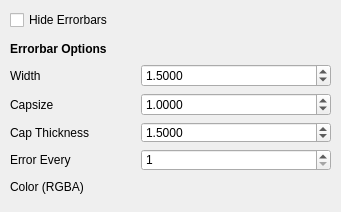
Before: the Qt Designer form qt/python/mantidqt/widgets/plotconfigdialog/curvestabwidget/errorbarstabwidget/curves_tab_errorbars_tab.ui in mantidproject/mantid, drawn with Qt 5.
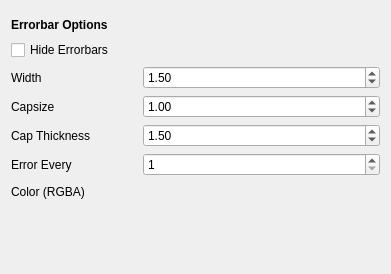
After: the same form once the commit is applied.

The edit to the form file:
```diff
--- a/qt/python/mantidqt/widgets/plotconfigdialog/curvestabwidget/errorbarstabwidget/curves_tab_errorbars_tab.ui
+++ b/qt/python/mantidqt/widgets/plotconfigdialog/curvestabwidget/errorbarstabwidget/curves_tab_errorbars_tab.ui
@@ -6,8 +6,8 @@
    <rect>
     <x>0</x>
     <y>0</y>
-    <width>341</width>
-    <height>212</height>
+    <width>391</width>
+    <height>274</height>
    </rect>
   </property>
   <property name="sizePolicy">
@@ -19,66 +19,164 @@
   <property name="windowTitle">
    <string>Form</string>
   </property>
-  <widget class="QCheckBox" name="hide_errorbars_tickbox">
-   <property name="geometry">
-    <rect>
-     <x>10</x>
-     <y>10</y>
-     <width>131</width>
-     <height>20</height>
-    </rect>
-   </property>
-   <property name="text">
-    <string>Hide Errorbars</string>
-   </property>
-  </widget>
-  <widget class="QWidget" name="layoutWidget_4">
-   <property name="geometry">
-    <rect>
-     <x>10</x>
-     <y>40</y>
-     <width>321</width>
-     <height>157</height>
-    </rect>
-   </property>
+  <layout class="QGridLayout" name="gridLayout">
+   <item row="2" column="0">
    <layout class="QGridLayout" name="layout">
     <property name="sizeConstraint">
      <enum>QLayout::SetMinimumSize</enum>
     </property>
-    <item row="2" column="0">
+     <property name="topMargin">
+      <number>5</number>
+     </property>
+     <item row="3" column="0">
      <widget class="QLabel" name="draw_style_label_3">
       <property name="text">
        <string>Capsize</string>
       </property>
      </widget>
     </item>
-    <item row="3" column="0">
+     <item row="2" column="2">
+      <widget class="QDoubleSpinBox" name="width_spin_box">
+       <property name="sizePolicy">
+        <sizepolicy hsizetype="Minimum" vsizetype="Expanding">
+         <horstretch>190</horstretch>
+         <verstretch>20</verstretch>
+        </sizepolicy>
+       </property>
+       <property name="minimumSize">
+        <size>
+         <width>190</width>
+         <height>20</height>
+        </size>
+       </property>
+       <property name="decimals">
+        <number>2</number>
+       </property>
+       <property name="value">
+        <double>1.500000000000000</double>
+       </property>
+      </widget>
+     </item>
+     <item row="4" column="2">
+      <widget class="QDoubleSpinBox" name="cap_thickness_spin_box">
+       <property name="sizePolicy">
+        <sizepolicy hsizetype="Minimum" vsizetype="Expanding">
+         <horstretch>0</horstretch>
+         <verstretch>0</verstretch>
+        </sizepolicy>
+       </property>
+       <property name="minimumSize">
+        <size>
+         <width>190</width>
+         <height>20</height>
+        </size>
+       </property>
+       <property name="decimals">
+        <number>2</number>
+       </property>
+       <property name="value">
+        <double>1.500000000000000</double>
+       </property>
+      </widget>
+     </item>
+     <item row="4" column="0">
      <widget class="QLabel" name="width_label_3">
       <property name="text">
        <string>Cap Thickness</string>
       </property>
      </widget>
     </item>
-    <item row="5" column="1">
-     <spacer name="horizontalSpacer_21">
-      <property name="orientation">
-       <enum>Qt::Horizontal</enum>
-      </property>
-      <property name="sizeHint" stdset="0">
-       <size>
-        <width>40</width>
-        <height>20</height>
-       </size>
-      </property>
-     </spacer>
-    </item>
-    <item row="5" column="0">
+     <item row="6" column="0">
      <widget class="QLabel" name="color_label_3">
       <property name="text">
        <string>Color (RGBA)</string>
       </property>
      </widget>
     </item>
+     <item row="2" column="1">
+      <spacer name="horizontalSpacer_18">
+       <property name="orientation">
+        <enum>Qt::Horizontal</enum>
+       </property>
+       <property name="sizeHint" stdset="0">
+        <size>
+         <width>40</width>
+         <height>20</height>
+        </size>
+       </property>
+      </spacer>
+     </item>
+     <item row="2" column="0">
+      <widget class="QLabel" name="line_style_label_3">
+       <property name="sizePolicy">
+        <sizepolicy hsizetype="Fixed" vsizetype="Preferred">
+         <horstretch>0</horstretch>
+         <verstretch>0</verstretch>
+        </sizepolicy>
+       </property>
+       <property name="text">
+        <string>Width</string>
+       </property>
+      </widget>
+     </item>
+     <item row="4" column="1">
+      <spacer name="horizontalSpacer_20">
+       <property name="orientation">
+        <enum>Qt::Horizontal</enum>
+       </property>
+       <property name="sizeHint" stdset="0">
+        <size>
+         <width>40</width>
+         <height>20</height>
+        </size>
+       </property>
+      </spacer>
+     </item>
+     <item row="3" column="1">
+      <spacer name="horizontalSpacer_19">
+       <property name="orientation">
+        <enum>Qt::Horizontal</enum>
+       </property>
+       <property name="sizeHint" stdset="0">
+        <size>
+         <width>40</width>
+         <height>20</height>
+        </size>
+       </property>
+      </spacer>
+     </item>
+     <item row="5" column="2">
+      <widget class="QSpinBox" name="error_every_spin_box">
+       <property name="sizePolicy">
+        <sizepolicy hsizetype="Minimum" vsizetype="Expanding">
+         <horstretch>0</horstretch>
+         <verstretch>0</verstretch>
+        </sizepolicy>
+       </property>
+       <property name="minimumSize">
+        <size>
+         <width>190</width>
+         <height>20</height>
+        </size>
+       </property>
+       <property name="minimum">
+        <number>1</number>
+       </property>
+      </widget>
+     </item>
+     <item row="6" column="1">
+      <spacer name="horizontalSpacer_21">
+       <property name="orientation">
+        <enum>Qt::Horizontal</enum>
+       </property>
+       <property name="sizeHint" stdset="0">
+        <size>
+         <width>40</width>
+         <height>20</height>
+        </size>
+       </property>
+      </spacer>
+     </item>
     <item row="0" column="0" colspan="2">
      <widget class="QLabel" name="errorbar_options_label">
       <property name="minimumSize">
@@ -89,6 +187,7 @@
       </property>
       <property name="font">
        <font>
+         <pointsize>9</pointsize>
         <weight>75</weight>
         <bold>true</bold>
        </font>
@@ -98,119 +197,74 @@
       </property>
      </widget>
     </item>
-    <item row="2" column="1">
-     <spacer name="horizontalSpacer_19">
-      <property name="orientation">
-       <enum>Qt::Horizontal</enum>
-      </property>
-      <property name="sizeHint" stdset="0">
-       <size>
-        <width>40</width>
-        <height>20</height>
-       </size>
-      </property>
-     </spacer>
-    </item>
-    <item row="3" column="1">
-     <spacer name="horizontalSpacer_20">
-      <property name="orientation">
-       <enum>Qt::Horizontal</enum>
-      </property>
-      <property name="sizeHint" stdset="0">
-       <size>
-        <width>40</width>
-        <height>20</height>
-       </size>
-      </property>
-     </spacer>
-    </item>
-    <item row="1" column="1">
-     <spacer name="horizontalSpacer_18">
-      <property name="orientation">
-       <enum>Qt::Horizontal</enum>
-      </property>
-      <property name="sizeHint" stdset="0">
-       <size>
-        <width>40</width>
-        <height>20</height>
-       </size>
-      </property>
-     </spacer>
-    </item>
-    <item row="1" column="0">
-     <widget class="QLabel" name="line_style_label_3">
-      <property name="sizePolicy">
-       <sizepolicy hsizetype="Fixed" vsizetype="Preferred">
-        <horstretch>0</horstretch>
-        <verstretch>0</verstretch>
-       </sizepolicy>
-      </property>
-      <property name="text">
-       <string>Width</string>
-      </property>
-     </widget>
-    </item>
-    <item row="4" column="0">
+     <item row="5" column="0">
      <widget class="QLabel" name="label_3">
       <property name="text">
        <string>Error Every</string>
       </property>
      </widget>
     </item>
-    <item row="1" column="2">
-     <widget class="QDoubleSpinBox" name="width_spin_box">
-      <property name="decimals">
-       <number>4</number>
-      </property>
-      <property name="value">
-       <double>1.500000000000000</double>
-      </property>
-     </widget>
-    </item>
-    <item row="2" column="2">
+     <item row="3" column="2">
      <widget class="QDoubleSpinBox" name="capsize_spin_box">
+       <property name="sizePolicy">
+        <sizepolicy hsizetype="Minimum" vsizetype="Expanding">
+         <horstretch>0</horstretch>
+         <verstretch>0</verstretch>
+        </sizepolicy>
+       </property>
+       <property name="minimumSize">
+        <size>
+         <width>190</width>
+         <height>20</height>
+        </size>
+       </property>
       <property name="decimals">
-       <number>4</number>
+        <number>2</number>
       </property>
       <property name="value">
        <double>1.000000000000000</double>
       </property>
      </widget>
     </item>
-    <item row="3" column="2">
-     <widget class="QDoubleSpinBox" name="cap_thickness_spin_box">
+     <item row="6" column="2">
+      <widget class="QWidget" name="color_dummy_widget" native="true">
+       <property name="sizePolicy">
+        <sizepolicy hsizetype="Minimum" vsizetype="Expanding">
+         <horstretch>0</horstretch>
+         <verstretch>0</verstretch>
+        </sizepolicy>
+       </property>
       <property name="minimumSize">
        <size>
         <width>190</width>
         <height>20</height>
        </size>
       </property>
-      <property name="decimals">
-       <number>4</number>
-      </property>
-      <property name="value">
-       <double>1.500000000000000</double>
-      </property>
-     </widget>
-    </item>
-    <item row="4" column="2">
-     <widget class="QSpinBox" name="error_every_spin_box">
-      <property name="minimumSize">
+      </widget>
+     </item>
+     <item row="1" column="0" colspan="2">
+      <widget class="QCheckBox" name="hide_errorbars_tickbox">
+       <property name="text">
+        <string>Hide Errorbars</string>
+       </property>
+      </widget>
+     </item>
+    </layout>
+   </item>
+   <item row="3" column="0">
+    <spacer name="verticalSpacer_2">
+     <property name="orientation">
+      <enum>Qt::Vertical</enum>
+     </property>
+     <property name="sizeHint" stdset="0">
        <size>
-        <width>190</width>
-        <height>20</height>
-       </size>
-      </property>
-      <property name="minimum">
-       <number>1</number>
-      </property>
-     </widget>
-    </item>
-    <item row="5" column="2">
-     <widget class="QWidget" name="color_dummy_widget" native="true"/>
-    </item>
-   </layout>
-  </widget>
+       <width>20</width>
+       <height>40</height>
+      </size>
+     </property>
+    </spacer>
+   </item>
+  </layout>
  </widget>
  <resources/>
  <connections/>
```
Lines whose indentation alone changed are shown as unchanged.
